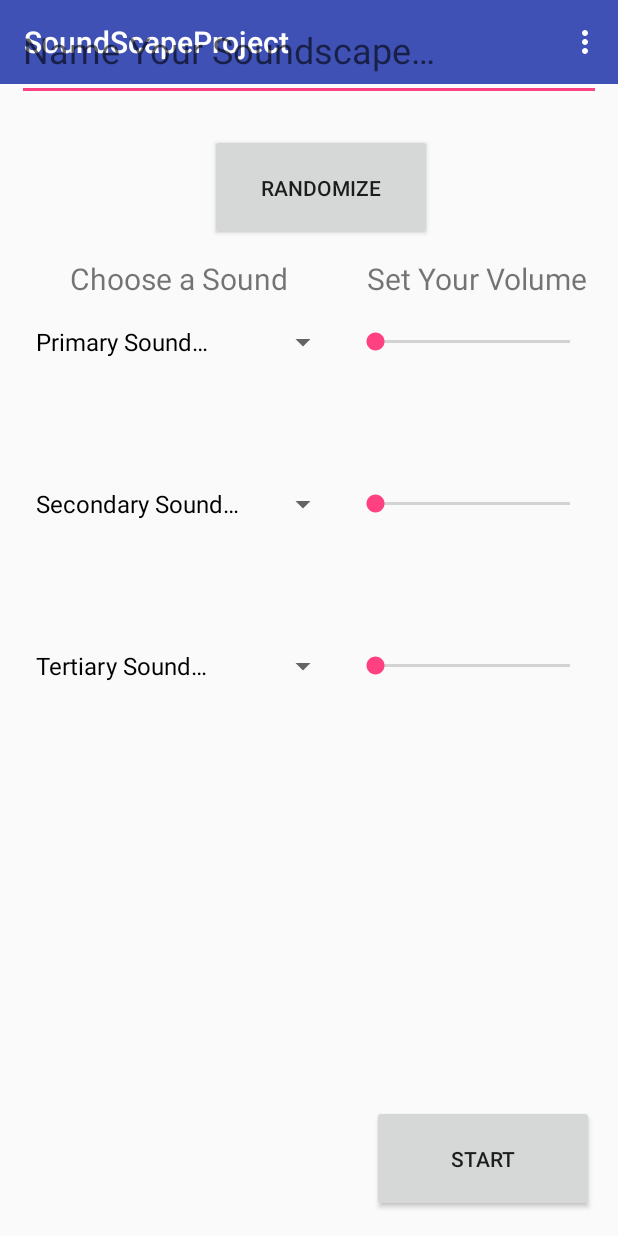
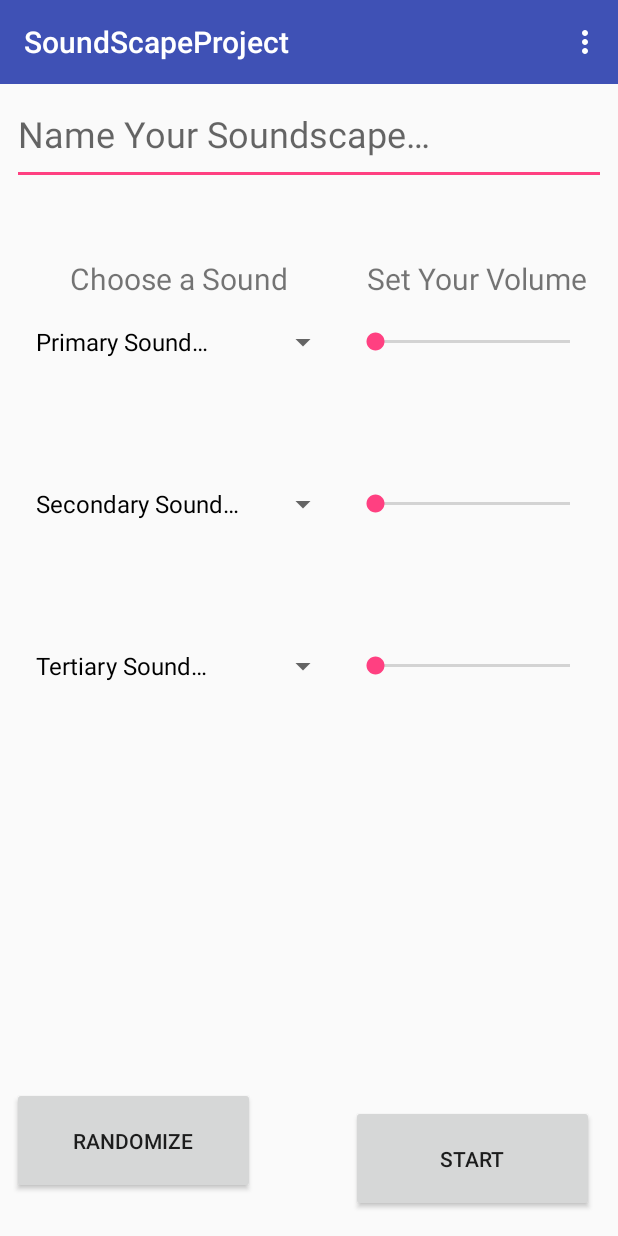
Before and after one commit to rcouture27/SoundofScapes, an Android app: the screen it shows after launch (MainActivity), on a phone screen of 412 x 824 dp. Run offline under Robolectric (Android 15) with nearby library versions, the phone set to English and light mode, and no system bars.

Commit message:
Fixed merge error

```diff
--- a/SoundScapeProject/app/src/main/res/layout/activity_main.xml
+++ b/SoundScapeProject/app/src/main/res/layout/activity_main.xml
@@ -25,7 +25,7 @@
 
     <Button
         android:id="@+id/buttonStart"
-        android:layout_width="148dp"
+        android:layout_width="162dp"
         android:layout_height="71dp"
         android:layout_marginEnd="16dp"
         android:layout_marginBottom="16dp"
@@ -35,17 +35,19 @@
 
     <Button
         android:id="@+id/buttonRandom"
-        android:layout_width="148dp"
+        android:layout_width="0dp"
         android:layout_height="71dp"
-        android:layout_marginStart="16dp"
-        android:layout_marginBottom="16dp"
+        android:layout_marginStart="8dp"
+        android:layout_marginTop="8dp"
+        android:layout_marginEnd="64dp"
+        android:layout_marginBottom="8dp"
         android:text="@string/buttonRandomize"
         app:layout_constraintBottom_toBottomOf="parent"
-        app:layout_constraintHorizontal_bias="0.501"
-        app:layout_constraintLeft_toLeftOf="parent"
-        app:layout_constraintRight_toRightOf="parent"
-        app:layout_constraintTop_toTopOf="parent"
-        app:layout_constraintVertical_bias="0.121" />
+        app:layout_constraintEnd_toStartOf="@+id/buttonStart"
+        app:layout_constraintHorizontal_bias="0.296"
+        app:layout_constraintStart_toStartOf="parent"
+        app:layout_constraintTop_toBottomOf="@+id/tertiarySpinner"
+        app:layout_constraintVertical_bias="0.928" />
 
     <ScrollView
         android:id="@+id/scrollView2"
@@ -92,7 +94,7 @@
 
     <EditText
         android:id="@+id/editScapeName"
-        android:layout_width="389dp"
+        android:layout_width="0dp"
         android:layout_height="67dp"
         android:layout_marginStart="8dp"
         android:layout_marginEnd="8dp"
@@ -102,10 +104,7 @@
         android:inputType="textCapWords"
         android:textSize="24sp"
         app:layout_constraintEnd_toEndOf="parent"
-        app:layout_constraintHorizontal_bias="0.476"
         app:layout_constraintStart_toStartOf="parent"
-        app:layout_constraintVertical_bias="1.0"
-        app:layout_constraintTop_toTopOf="parent"
         app:layout_constraintTop_toBottomOf="@+id/toolbar" />
 
     <TextView
```
Also changed, not shown: SoundScapeProject/settings.gradle (line endings or trailing spaces).
